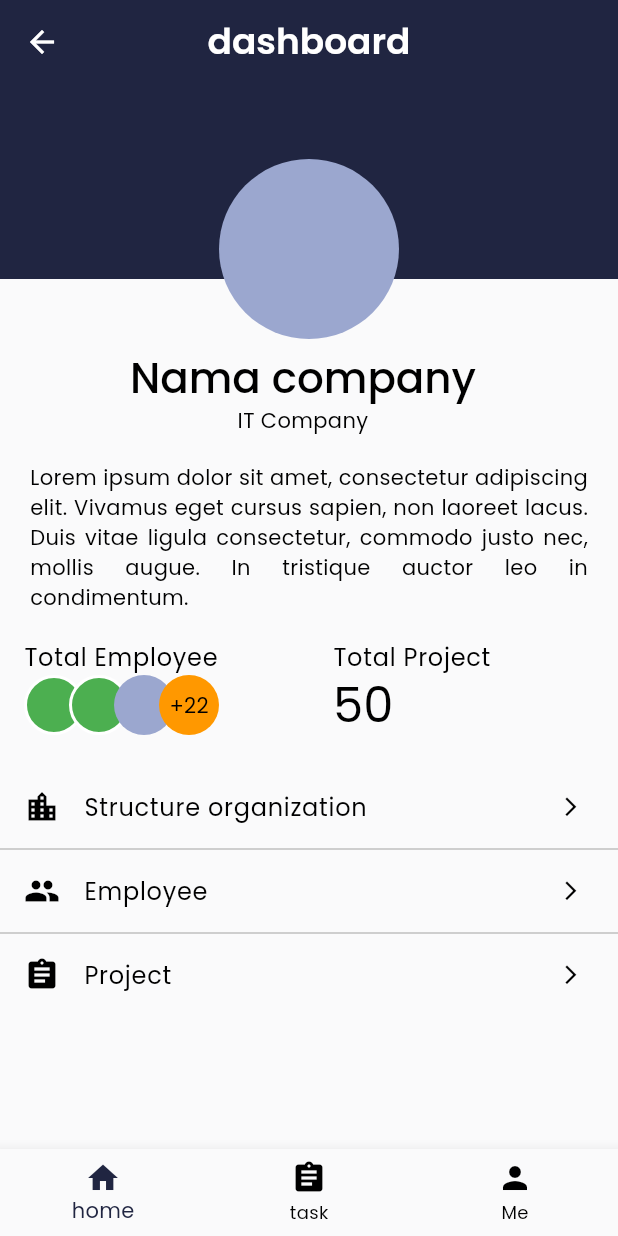
After one commit to Stige-IT/Orgasync-Apps, a Flutter app: the DashboardScreen screen opened by its route, on a phone screen of 412 x 824 dp. The commit adds this screen. Run offline on Flutter 3.47's test engine with Material 2 defaults, Android fonts, the phone set to English and light mode, and no system bars; our stand-ins replace dartz, easy_localization, flutter_riverpod, flutter_secure_storage, freezed_annotation, loading_animation_widget; missing offline and left inert: window_manager; accounts and stored records are empty; network calls fail.

Commit message:
ui(company/dashboard) : add ui dashboard

```diff
--- a/lib/src/components/circular_loading.dart
+++ b/lib/src/components/circular_loading.dart
@@ -1,4 +1,6 @@
 import 'package:flutter/material.dart';
+import 'package:loading_animation_widget/loading_animation_widget.dart';
+import 'package:orgasync/src/utils/helper/theme_of_context.dart';
 
 class CircularLoading extends StatelessWidget {
   const CircularLoading({
@@ -9,12 +11,13 @@ class CircularLoading extends StatelessWidget {
   Widget build(BuildContext context) {
     return Center(
       child: SizedBox(
-        width: 24,
-        height: 24,
-        child: CircularProgressIndicator(
-          color: Theme.of(context).colorScheme.onPrimary,
-        ),
-      ),
+          width: 24,
+          height: 24,
+          child: LoadingAnimationWidget.twistingDots(
+            leftDotColor: context.theme.primaryColorDark,
+            rightDotColor: context.theme.primaryColorLight,
+            size: 24,
+          )),
     );
   }
 }
--- a/lib/src/config/routes.dart
+++ b/lib/src/config/routes.dart
@@ -1,5 +1,6 @@
 import 'package:flutter/cupertino.dart';
 import 'package:orgasync/src/fetaures/auth/auth.dart';
+import 'package:orgasync/src/fetaures/company/company.dart';
 import 'package:orgasync/src/fetaures/home/home.dart';
 import '../fetaures/splash/ui/splash_screen.dart';
 import '../fetaures/user/user.dart';
@@ -22,6 +23,9 @@ class AppRoute{
     /// HOME PAGES
     "/" : (_)=> const HomeScreen(),
 
+    /// COMPANY PAGE
+    "/company/dashboard" : (_) => const DashboardScreen(),
+
     /// USER PAGES
     "/profile" : (_) => const ProfileScreen(),
   };
--- a/lib/src/fetaures/company/company.dart
+++ b/lib/src/fetaures/company/company.dart
@@ -3,13 +3,16 @@ import 'dart:developer';
 
 import 'package:dartz/dartz.dart';
 import 'package:easy_localization/easy_localization.dart';
+import 'package:flutter/material.dart';
 import 'package:flutter_riverpod/flutter_riverpod.dart';
 import 'package:http/http.dart';
+import 'package:orgasync/src/fetaures/company/ui/widgets/stacked_widget.dart';
 import 'package:orgasync/src/models/state.dart';
 import 'package:orgasync/src/utils/helper/exception_to_message.dart';
 import 'package:orgasync/src/utils/helper/http_provider/http_provider.dart';
 import 'package:orgasync/src/utils/helper/local_storage/secure_storage.dart';
 import 'package:orgasync/src/utils/helper/local_storage/secure_storage_client.dart';
+import 'package:orgasync/src/utils/helper/theme_of_context.dart';
 
 import '../../config/contants/base_url.dart';
 import '../../models/address.dart';
@@ -22,3 +25,4 @@ part "models/type_employee.dart";
 part 'data/company_api.dart';
 part 'provider/company_notifier.dart';
 part "provider/company_provider.dart";
+part 'ui/dasboard/dashboard_screen.dart';
--- /dev/null
+++ b/lib/src/fetaures/company/ui/dasboard/dashboard_screen.dart
@@ -0,0 +1,176 @@
+part of "../../company.dart";
+
+class DashboardScreen extends ConsumerStatefulWidget {
+  const DashboardScreen({super.key});
+
+  @override
+  ConsumerState createState() => _DashboardScreenState();
+}
+
+class _DashboardScreenState extends ConsumerState<DashboardScreen> {
+  @override
+  Widget build(BuildContext context) {
+    return Scaffold(
+      appBar: AppBar(
+        elevation: 0,
+        backgroundColor: context.theme.colorScheme.primary,
+        foregroundColor: context.theme.colorScheme.onPrimary,
+        title: Text(
+          "dashboard".tr(),
+          style: context.theme.textTheme.headlineSmall!.copyWith(
+            fontWeight: FontWeight.w600,
+            color: context.theme.colorScheme.onPrimary,
+          ),
+        ),
+        centerTitle: true,
+      ),
+      body: ListView(
+        children: [
+          SizedBox(
+            height: 170,
+            width: double.infinity,
+            child: Stack(
+              children: [
+                Container(
+                  height: 130,
+                  width: double.infinity,
+                  color: context.theme.colorScheme.primary,
+                ),
+                const Positioned(
+                  left: 50,
+                  right: 50,
+                  bottom: 0,
+                  child: CircleAvatar(radius: 60),
+                )
+              ],
+            ),
+          ),
+          ListTile(
+            visualDensity: const VisualDensity(vertical: -4),
+            title: Text(
+              "Nama company",
+              textAlign: TextAlign.center,
+              style: context.theme.textTheme.headlineMedium!
+                  .copyWith(fontWeight: FontWeight.w500),
+            ),
+            subtitle: const Text(
+              "IT Company",
+              textAlign: TextAlign.center,
+            ),
+          ),
+          Container(
+            padding: const EdgeInsets.symmetric(horizontal: 20, vertical: 10),
+            width: double.infinity,
+            child: Text(
+              "Lorem ipsum dolor sit amet, consectetur adipiscing elit. Vivamus eget cursus sapien, non laoreet lacus. Duis vitae ligula consectetur, commodo justo nec, mollis augue. In tristique auctor leo in condimentum.",
+              textAlign: TextAlign.justify,
+            ),
+          ),
+          Row(
+            crossAxisAlignment: CrossAxisAlignment.start,
+            children: [
+              Expanded(
+                child: ListTile(
+                  title: const Text("Total Employee"),
+                  subtitle: StackedWidgets(
+                    size: 40,
+                    xShift: 10,
+                    items: [
+                      Container(
+                        height: 25,
+                        decoration: const BoxDecoration(
+                          border: Border.fromBorderSide(
+                            BorderSide(color: Colors.white, width: 2),
+                          ),
+                          shape: BoxShape.circle,
+                          color: Colors.green,
+                        ),
+                      ),
+                      Container(
+                        height: 25,
+                        decoration: const BoxDecoration(
+                          border: Border.fromBorderSide(
+                            BorderSide(color: Colors.white, width: 2),
+                          ),
+                          shape: BoxShape.circle,
+                          color: Colors.green,
+                        ),
+                      ),
+                      const CircleAvatar(),
+                      Container(
+                        alignment: Alignment.center,
+                        width: 25,
+                        decoration: const BoxDecoration(
+                          shape: BoxShape.circle,
+                          color: Colors.orange,
+                        ),
+                        child: const Text('+22'),
+                      )
+                    ],
+                  ),
+                ),
+              ),
+              Expanded(
+                child: ListTile(
+                  title: const Text("Total Project"),
+                  subtitle: Text(
+                    "50",
+                    style: context.theme.textTheme.headlineLarge,
+                  ),
+                ),
+              )
+            ],
+          ),
+
+          SizedBox(height: 20),
+          Column(
+            children: [
+              ListTile(
+                leading: const Icon(Icons.location_city),
+                visualDensity: const VisualDensity(vertical: -4),
+                title: Text("Structure organization"),
+                trailing: const Icon(Icons.arrow_forward_ios, size: 15),
+              ),
+              const Divider(),
+              ListTile(
+                leading: const Icon(Icons.people),
+                visualDensity: const VisualDensity(vertical: -4),
+                title: Text("Employee"),
+                trailing: const Icon(Icons.arrow_forward_ios, size: 15),
+              ),
+              const Divider(),
+              ListTile(
+                leading: const Icon(Icons.assignment),
+                visualDensity: const VisualDensity(vertical: -4),
+                title: Text("Project"),
+                trailing: const Icon(Icons.arrow_forward_ios, size: 15),
+              ),
+            ],
+          )
+        ],
+      ),
+      bottomNavigationBar: BottomNavigationBar(
+        type: BottomNavigationBarType.fixed,
+        unselectedItemColor: context.theme.colorScheme.onSurfaceVariant,
+        selectedItemColor: context.theme.colorScheme.primary,
+        showUnselectedLabels: true,
+        currentIndex: 0,
+        onTap: (index) {},
+        items: [
+          BottomNavigationBarItem(
+            icon: const Icon(Icons.home),
+            label: "home".tr(),
+          ),
+          BottomNavigationBarItem(
+            icon: const Icon(Icons.assignment),
+            label: "task".tr(),
+          ),
+          BottomNavigationBarItem(
+            icon: const Icon(Icons.person),
+            label: "Me".tr(),
+          ),
+        ],
+      ),
+    );
+  }
+}
--- /dev/null
+++ b/lib/src/fetaures/company/ui/widgets/stacked_widget.dart
@@ -0,0 +1,47 @@
+import 'package:flutter/material.dart';
+
+class StackedWidgets extends StatelessWidget {
+  final List<Widget> items;
+  final TextDirection direction;
+  final double size;
+  final double xShift;
+  final String? label;
+
+  const StackedWidgets({
+    Key? key,
+    required this.items,
+    this.direction = TextDirection.rtl,
+    this.size = 100,
+    this.xShift = 20,
+    this.label = '',
+  }) : super(key: key);
+
+  @override
+  Widget build(BuildContext context) {
+    final allItems = items
+        .asMap()
+        .map((index, item) {
+          final left = size - xShift;
+
+          final value = Container(
+            width: size,
+            height: size,
+            margin: EdgeInsets.only(left: left * index),
+            child: item,
+          );
+
+          return MapEntry(index, value);
+        })
+        .values
+        .toList();
+
+    return Row(children: [
+      Stack(
+        children: direction == TextDirection.ltr
+            ? allItems.reversed.toList()
+            : allItems,
+      ),
+      Text(label!),
+    ]);
+  }
+}
--- a/lib/src/fetaures/home/widgets/card_company.dart
+++ b/lib/src/fetaures/home/widgets/card_company.dart
@@ -7,7 +7,9 @@ class CardCompany extends StatelessWidget {
 
   @override
   Widget build(BuildContext context) {
-    return Stack(
+    return InkWell(
+      onTap: () => nextPage(context, "/company/dashboard"),
+      child: Stack(
         children: [
           Card(
             shape: RoundedRectangleBorder(
@@ -50,6 +52,7 @@ class CardCompany extends StatelessWidget {
             ),
           ),
         ],
+      ),
     );
   }
 }
--- a/pubspec.yaml
+++ b/pubspec.yaml
@@ -50,6 +50,7 @@ dependencies:
     sdk: flutter
   easy_localization: ^3.0.3
   window_manager: ^0.3.7
+  loading_animation_widget: ^1.2.0+4
 
 dev_dependencies:
   flutter_test:
```
Also changed, not shown: pubspec.lock. Lines whose indentation alone changed are shown as unchanged.
